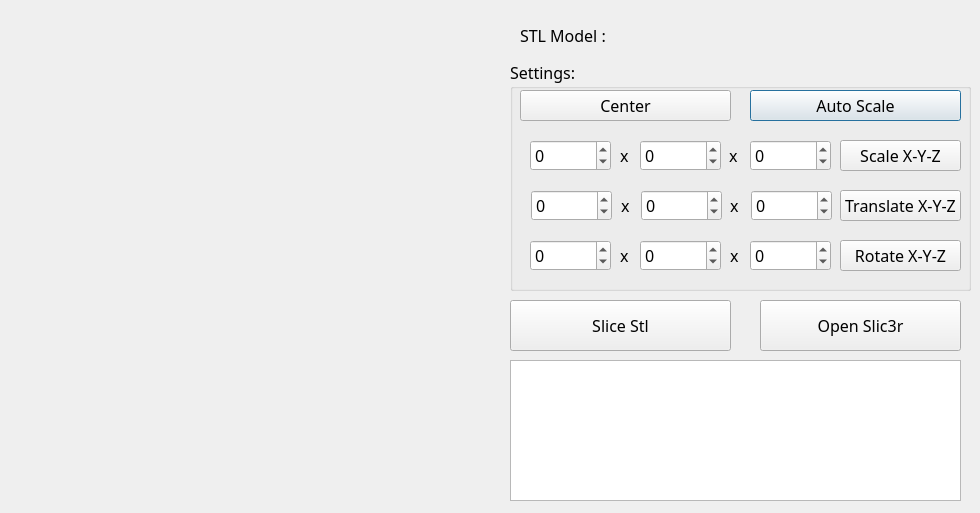
Above: stlSlicerr.ui from Projectsbackup/Project1 before the change. Below: the same form after it.
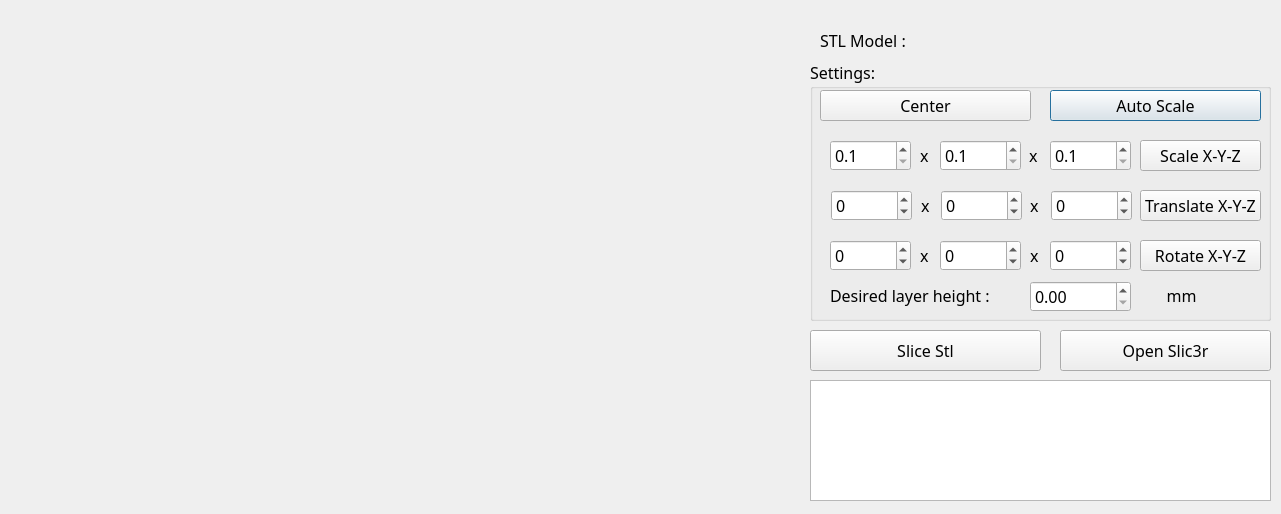
That is the form after the change.

```diff
--- a/stlSlicerr.ui
+++ b/stlSlicerr.ui
@@ -6,8 +6,8 @@
    <rect>
     <x>0</x>
     <y>0</y>
-    <width>980</width>
-    <height>513</height>
+    <width>1281</width>
+    <height>514</height>
    </rect>
   </property>
   <property name="sizePolicy">
@@ -28,10 +28,10 @@
   <widget class="QLabel" name="stlModellabel">
    <property name="geometry">
     <rect>
-     <x>520</x>
-     <y>10</y>
-     <width>111</width>
-     <height>51</height>
+     <x>820</x>
+     <y>20</y>
+     <width>91</width>
+     <height>41</height>
     </rect>
    </property>
    <property name="font">
@@ -56,34 +56,15 @@
   <widget class="QGroupBox" name="groupBox">
    <property name="geometry">
     <rect>
-     <x>510</x>
+     <x>810</x>
      <y>60</y>
      <width>461</width>
-     <height>231</height>
+     <height>261</height>
     </rect>
    </property>
    <property name="title">
     <string>Settings:</string>
    </property>
-   <widget class="QSpinBox" name="ZScale">
-    <property name="geometry">
-     <rect>
-      <x>240</x>
-      <y>80</y>
-      <width>81</width>
-      <height>31</height>
-     </rect>
-    </property>
-    <property name="minimum">
-     <number>-2000</number>
-    </property>
-    <property name="maximum">
-     <number>2000</number>
-    </property>
-    <property name="value">
-     <number>0</number>
-    </property>
-   </widget>
    <widget class="QLabel" name="xlabel2">
     <property name="geometry">
      <rect>
@@ -130,25 +111,6 @@
      <number>0</number>
     </property>
    </widget>
-   <widget class="QSpinBox" name="XScale">
-    <property name="geometry">
-     <rect>
-      <x>20</x>
-      <y>80</y>
-      <width>81</width>
-      <height>31</height>
-     </rect>
-    </property>
-    <property name="minimum">
-     <number>-2000</number>
-    </property>
-    <property name="maximum">
-     <number>2000</number>
-    </property>
-    <property name="value">
-     <number>0</number>
-    </property>
-   </widget>
    <widget class="QPushButton" name="auto_scale">
     <property name="geometry">
      <rect>
@@ -353,25 +315,6 @@
      <number>0</number>
     </property>
    </widget>
-   <widget class="QSpinBox" name="YScale">
-    <property name="geometry">
-     <rect>
-      <x>130</x>
-      <y>80</y>
-      <width>81</width>
-      <height>31</height>
-     </rect>
-    </property>
-    <property name="minimum">
-     <number>-2000</number>
-    </property>
-    <property name="maximum">
-     <number>2000</number>
-    </property>
-    <property name="value">
-     <number>0</number>
-    </property>
-   </widget>
    <widget class="QSpinBox" name="ty">
     <property name="geometry">
      <rect>
@@ -463,13 +406,145 @@
      <bool>false</bool>
     </property>
    </widget>
+   <widget class="QLabel" name="layerheight_label">
+    <property name="geometry">
+     <rect>
+      <x>20</x>
+      <y>220</y>
+      <width>181</width>
+      <height>31</height>
+     </rect>
+    </property>
+    <property name="font">
+     <font>
+      <family>Franklin Gothic Medium Cond</family>
+      <pointsize>12</pointsize>
+     </font>
+    </property>
+    <property name="text">
+     <string>Desired layer height :</string>
+    </property>
+    <property name="scaledContents">
+     <bool>true</bool>
+    </property>
+    <property name="alignment">
+     <set>Qt::AlignLeading|Qt::AlignLeft|Qt::AlignVCenter</set>
+    </property>
+    <property name="wordWrap">
+     <bool>false</bool>
+    </property>
+   </widget>
+   <widget class="QLabel" name="stlModellabel_3">
+    <property name="geometry">
+     <rect>
+      <x>340</x>
+      <y>220</y>
+      <width>71</width>
+      <height>31</height>
+     </rect>
+    </property>
+    <property name="font">
+     <font>
+      <family>Franklin Gothic Medium Cond</family>
+      <pointsize>12</pointsize>
+     </font>
+    </property>
+    <property name="text">
+     <string>    mm</string>
+    </property>
+    <property name="scaledContents">
+     <bool>true</bool>
+    </property>
+    <property name="alignment">
+     <set>Qt::AlignLeading|Qt::AlignLeft|Qt::AlignVCenter</set>
+    </property>
+    <property name="wordWrap">
+     <bool>false</bool>
+    </property>
+   </widget>
+   <widget class="QDoubleSpinBox" name="desiredlayerheight">
+    <property name="geometry">
+     <rect>
+      <x>220</x>
+      <y>221</y>
+      <width>101</width>
+      <height>31</height>
+     </rect>
+    </property>
+    <property name="decimals">
+     <number>2</number>
+    </property>
+    <property name="maximum">
+     <double>1000.990000000000009</double>
+    </property>
+    <property name="singleStep">
+     <double>0.010000000000000</double>
+    </property>
+   </widget>
+   <widget class="QDoubleSpinBox" name="XScale">
+    <property name="geometry">
+     <rect>
+      <x>20</x>
+      <y>80</y>
+      <width>81</width>
+      <height>31</height>
+     </rect>
+    </property>
+    <property name="decimals">
+     <number>1</number>
+    </property>
+    <property name="minimum">
+     <double>0.100000000000000</double>
+    </property>
+    <property name="singleStep">
+     <double>0.100000000000000</double>
+    </property>
+   </widget>
+   <widget class="QDoubleSpinBox" name="YScale">
+    <property name="geometry">
+     <rect>
+      <x>130</x>
+      <y>80</y>
+      <width>81</width>
+      <height>31</height>
+     </rect>
+    </property>
+    <property name="decimals">
+     <number>1</number>
+    </property>
+    <property name="minimum">
+     <double>0.100000000000000</double>
+    </property>
+    <property name="singleStep">
+     <double>0.100000000000000</double>
+    </property>
+   </widget>
+   <widget class="QDoubleSpinBox" name="ZScale">
+    <property name="geometry">
+     <rect>
+      <x>240</x>
+      <y>80</y>
+      <width>81</width>
+      <height>31</height>
+     </rect>
+    </property>
+    <property name="decimals">
+     <number>1</number>
+    </property>
+    <property name="minimum">
+     <double>0.100000000000000</double>
+    </property>
+    <property name="singleStep">
+     <double>0.100000000000000</double>
+    </property>
+   </widget>
   </widget>
   <widget class="QLabel" name="stlNameLabel">
    <property name="geometry">
     <rect>
-     <x>610</x>
+     <x>930</x>
      <y>20</y>
-     <width>361</width>
+     <width>331</width>
      <height>41</height>
     </rect>
    </property>
@@ -495,10 +570,10 @@
   <widget class="QPushButton" name="SliceSTl">
    <property name="geometry">
     <rect>
-     <x>510</x>
-     <y>300</y>
-     <width>221</width>
-     <height>51</height>
+     <x>810</x>
+     <y>330</y>
+     <width>231</width>
+     <height>41</height>
     </rect>
    </property>
    <property name="text">
@@ -508,10 +583,10 @@
   <widget class="QPushButton" name="OPenSlic3r">
    <property name="geometry">
     <rect>
-     <x>760</x>
-     <y>300</y>
-     <width>201</width>
-     <height>51</height>
+     <x>1060</x>
+     <y>330</y>
+     <width>211</width>
+     <height>41</height>
     </rect>
    </property>
    <property name="text">
@@ -522,19 +597,19 @@
    <property name="geometry">
     <rect>
      <x>10</x>
-     <y>20</y>
-     <width>491</width>
-     <height>481</height>
+     <y>10</y>
+     <width>791</width>
+     <height>490</height>
     </rect>
    </property>
   </widget>
   <widget class="QTextBrowser" name="StltextBrowser">
    <property name="geometry">
     <rect>
-     <x>510</x>
-     <y>360</y>
-     <width>451</width>
-     <height>141</height>
+     <x>810</x>
+     <y>380</y>
+     <width>461</width>
+     <height>121</height>
     </rect>
    </property>
   </widget>
```
